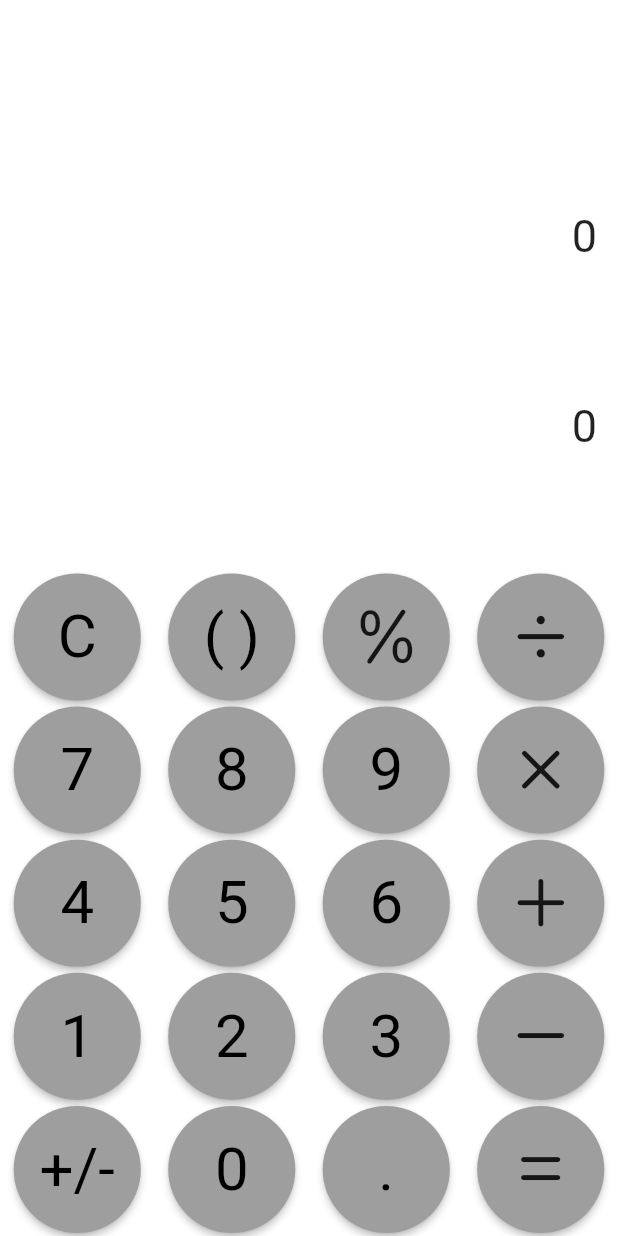
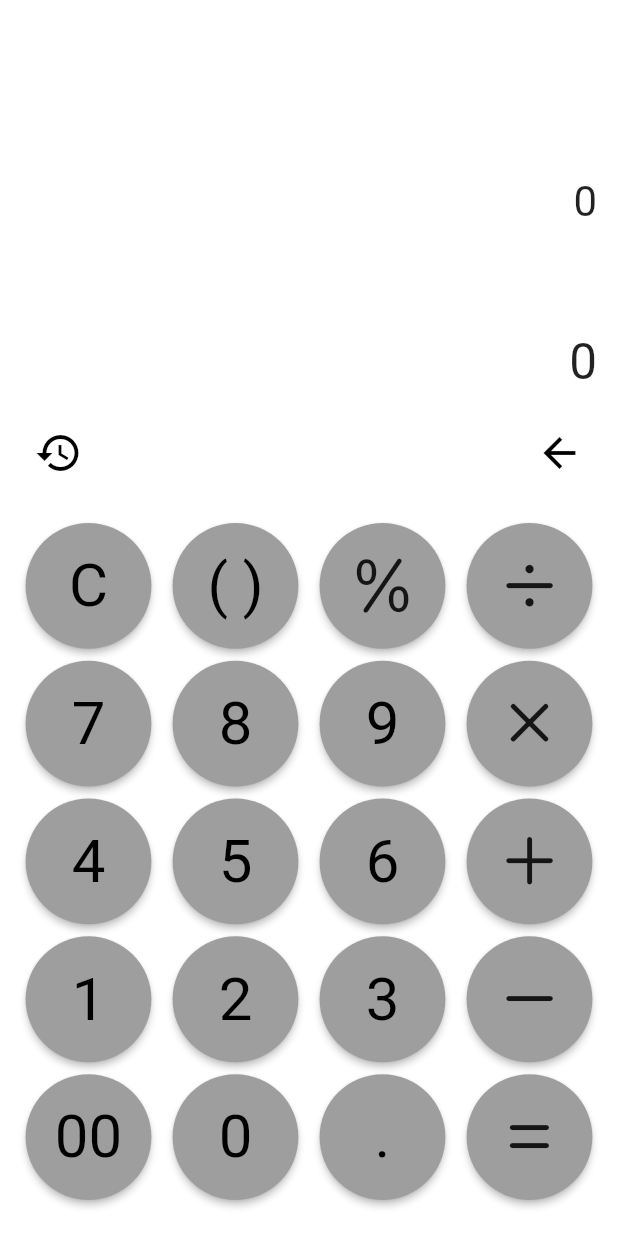
Before and after one commit to myring100/simple_calculator, a Flutter app: the screen it shows after launch, on a phone screen of 412 x 824 dp. Run offline on Flutter 3.47's test engine with Material 2 defaults, Android fonts, the phone set to English and light mode, and no system bars; our stand-ins replace sqflite, toast; accounts and stored records are empty.

Commit message:
sql작업중

```diff
--- a/lib/calculator.dart
+++ b/lib/calculator.dart
@@ -1,3 +1,5 @@
+import 'dart:math';
+
 class Calculator {
   double initCalculate(String input) {
     String inputString = input;
@@ -21,7 +23,7 @@ class Calculator {
     } else {
       print('result = ${calculate(multiplyCalculateFirst(holder))}');
 
-      return calculate(multiplyCalculateFirst(holder));
+      return double.parse(calculate(multiplyCalculateFirst(holder)).toStringAsFixed(4));
     }
   }
   bool isLeftRightBrasketEqual(String str) {
@@ -81,7 +83,6 @@ class Calculator {
     }
     return result;
   }
-
   double calculate(List<String> input) {
     if (input.length == 1) {
       return double.parse(input[0]);
@@ -112,6 +113,7 @@ class Calculator {
       }
     }
     print('calculate() result = ' + result.toString());
+    // return result;
     return result;
   }
 
--- a/lib/calculator_page.dart
+++ b/lib/calculator_page.dart
@@ -34,15 +34,26 @@ class _CalculatorPage extends State<CalculatorPage> {
         children: [
           Flexible(flex: 3, child: InputPage()),
           Flexible(flex: 2, child: ResultPage()),
-          Flexible(flex: 1, child: MenuWidget()),
-          Flexible(flex: 7, child: Keyboard(
-              buttonPressed: () => setState(() {
+          Flexible(flex: 1, child: MenuWidget(buttonPressed: () =>setState(() {
             try{
               complete();
             }catch(error){
               print('error here!!!!!!!!!');
             }
+          }),)),
+          Flexible(flex: 9, child: Padding(
+            padding: const EdgeInsets.fromLTRB(10, 15, 10, 20),
+            child: Keyboard(
+                buttonPressed: () => setState(() {
+                  try{
+                    complete();
+                    print('global result = ${global.resultString}');
+
+                  }catch(error){
+                    print('error here!!!!!!!!!');
+                  }
                 }),
+              ),
           ),
           ),
         ],
--- a/lib/constants.dart
+++ b/lib/constants.dart
@@ -5,8 +5,8 @@ const kKeyButtonTextStyle = TextStyle(
   color: Colors.black,
 
 );
-
-const kKeyboardBTN_padding  = EdgeInsets.symmetric(vertical: 2,horizontal: 2);
+const kMenuBTNColor = Colors.black;
+const kKeyboardBTN_padding  = EdgeInsets.symmetric(vertical: 4,horizontal: 2);
 
 const kKeyButtonPadding = EdgeInsets.all(10.0);
 const kKeyButtonFillColor = Colors.grey;
@@ -16,6 +16,6 @@ const kKeyButtonConstraint = BoxConstraints(
   minHeight: 36.0,
 );
 
-const kInputTextStyle = TextStyle(fontSize: 30.0,height: 1.4,letterSpacing: 1,);
-const kResultTextStyle = TextStyle(fontSize: 40.0,height: 1.4,letterSpacing: 1);
+const kInputTextStyle = TextStyle(fontSize: 28.0,height: 1.4,letterSpacing: 1,);
+const kResultTextStyle = TextStyle(fontSize: 33.0,height: 1.4,letterSpacing: 1);
 const kInputResultTextPadding = EdgeInsets.all(13);
--- /dev/null
+++ b/lib/history.dart
@@ -0,0 +1,21 @@
+
+class History {
+  final int id;
+  final String content;
+  final String result;
+
+  History({required this.id,required this.content,required this.result});
+
+  Map<String,dynamic> toMap(){
+    return{
+      'id' : id,
+      'content' :content,
+      'result' : result,
+    };
+  }
+
+  @override
+  String toString() {
+    return 'History {id: $id, content: $content, result : $result }';
+  }
+}
--- a/lib/inputPage.dart
+++ b/lib/inputPage.dart
@@ -23,7 +23,6 @@ class _InputPageState extends State<InputPage> {
           reverse: true,
           child: Text(
             globals.input,
-
             overflow: TextOverflow.clip,
             style: kInputTextStyle,
             textAlign: TextAlign.end,
--- a/lib/menuWidget.dart
+++ b/lib/menuWidget.dart
@@ -1,17 +1,42 @@
 import 'package:flutter/material.dart';
+import 'package:simple_calculator/constants.dart';
+import 'my-globals.dart' as global;
 
-
-
-class MenuWidget extends StatefulWidget {
-  const MenuWidget({Key? key}) : super(key: key);
+class MenuWidget extends StatelessWidget {
+  const MenuWidget({Key? key, required this.buttonPressed}) : super(key: key);
+  final VoidCallback buttonPressed;
 
   @override
-  State<MenuWidget> createState() => _MenuWidgetState();
-}
+  Widget build(BuildContext context) {
+    return Padding(
+      padding: const EdgeInsets.symmetric(vertical: 0, horizontal: 15),
+      child: Row(
+        mainAxisAlignment: MainAxisAlignment.spaceBetween,
+        crossAxisAlignment: CrossAxisAlignment.stretch,
+        children: [
+          IconButton(
+            icon: const Icon(Icons.history),
+            iconSize: 32,
+            color: kMenuBTNColor,
+            onPressed: () {},
+          ),
+          IconButton(
+            icon: const Icon(Icons.arrow_back),
+            iconSize: 32,
+            color: kMenuBTNColor,
+            onPressed: () {
+              if (global.input.isEmpty || global.input.length == 1) {
+                global.input = '0';
+              } else if (global.input.isNotEmpty) {
+                global.input =
+                    global.input.substring(0, global.input.length - 1);
 
-class _MenuWidgetState extends State<MenuWidget> {
-  @override
-  Widget build(BuildContext context) {
-    return Container();
+              }
+              buttonPressed();
+            },
+          ),
+        ],
+      ),
+    );
   }
 }
--- a/lib/resultPage.dart
+++ b/lib/resultPage.dart
@@ -16,15 +16,12 @@ class _ResultPageState extends State<ResultPage> {
       alignment: Alignment.bottomRight,
       child: Padding(
         padding: kInputResultTextPadding,
-        child: SingleChildScrollView(
-          scrollDirection: Axis.vertical,
-          reverse: true,
-          child: Text(
-            globals.resultString,
-            overflow: TextOverflow.clip,
-            style: kInputTextStyle,
-            textAlign: TextAlign.end,
-          ),
+        child: Text(
+          globals.resultString,
+          overflow: TextOverflow.ellipsis,
+          maxLines: 2,
+          style: kResultTextStyle,
+          textAlign: TextAlign.end,
         ),
       ),
     );
--- a/pubspec.yaml
+++ b/pubspec.yaml
@@ -32,6 +32,8 @@ dependencies:
   cupertino_icons: ^1.0.2
   font_awesome_flutter: ^10.1.0
   toast: ^0.3.0
+  sqflite:
+  path:
 dev_dependencies:
   flutter_test:
     sdk: flutter
```
Also changed, not shown: lib/db.dart (added, +89 -0 lines), lib/keyboard.dart (+18 -2 lines), pubspec.lock. Lines whose indentation alone changed are shown as unchanged.
